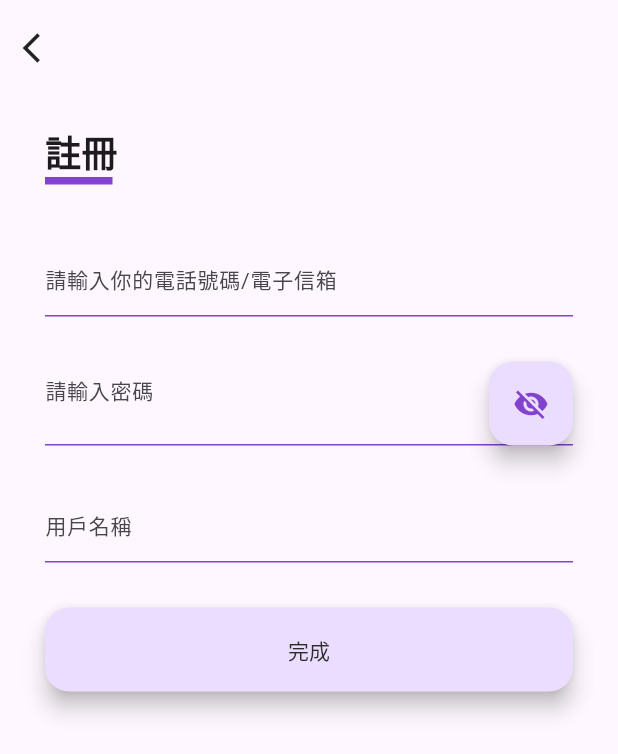
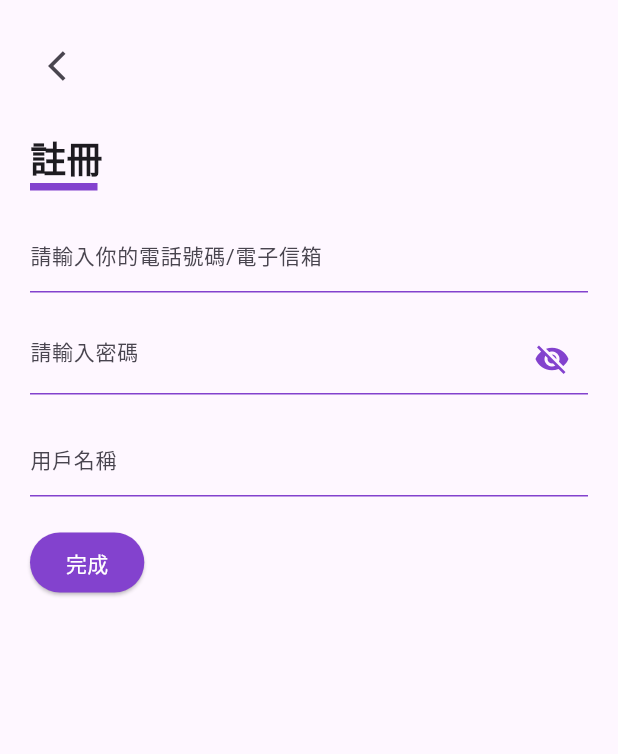
Before and after one commit to linzhean/GOENG, a Flutter app: the SignUpPage screen opened directly, on a phone screen of 412 x 824 dp. Shown: the top 754 px of the screen. Run offline on Flutter 3.47's test engine with Material 3 defaults, Android fonts, the phone set to English and light mode, and no system bars.

Commit message:
修正 - 註冊內容

```diff
--- a/lib/pages/SingupPage.dart
+++ b/lib/pages/SingupPage.dart
@@ -1,7 +1,6 @@
 import 'package:flutter/material.dart';
 import 'package:goeng/views/ColorTheme.dart';
 
-/// 註冊介面
 class SignUpPage extends StatefulWidget {
   const SignUpPage({Key? key}) : super(key: key);
 
@@ -10,16 +9,9 @@ class SignUpPage extends StatefulWidget {
 }
 
 class _SignUpPageState extends State<SignUpPage> {
-  /// 帳號編輯控制器
   final TextEditingController _controllerEmail = TextEditingController();
-
-  /// 密碼編輯控制器
   final TextEditingController _controllerPassword = TextEditingController();
-
-  /// 用戶名稱
   final TextEditingController _controllerFullname = TextEditingController();
-
-  /// 是否隱藏密碼
   bool isShowPassword = false;
 
   @override
@@ -30,28 +22,21 @@ class _SignUpPageState extends State<SignUpPage> {
     );
   }
 
-  ///
   Widget getBody() {
     return SafeArea(
+      child: SingleChildScrollView(
+        child: Padding(
+          padding: const EdgeInsets.all(20),
           child: Column(
             crossAxisAlignment: CrossAxisAlignment.start,
             children: <Widget>[
-        InkWell(
-            onTap: () {
+              IconButton(
+                icon: const Icon(Icons.arrow_back_ios),
+                onPressed: () {
                   Navigator.pop(context);
                 },
-            child: const Padding(
-              padding: EdgeInsets.only(left: 15, top: 20),
-              child: Icon(Icons.arrow_back_ios),
-            )),
-        Padding(
-          padding: const EdgeInsets.only(left: 30, right: 30),
-          child: Column(
-            crossAxisAlignment: CrossAxisAlignment.start,
-            children: <Widget>[
-              const SizedBox(
-                height: 40,
               ),
+              const SizedBox(height: 20),
               const Text(
                 "註冊",
                 style: TextStyle(fontWeight: FontWeight.bold, fontSize: 24),
@@ -59,93 +44,96 @@ class _SignUpPageState extends State<SignUpPage> {
               Container(
                 width: 45,
                 height: 5,
-                decoration: const BoxDecoration(color: primary),
+                decoration: BoxDecoration(
+                  color: Color.fromARGB(255, 131, 66, 206),
                 ),
-              const SizedBox(
-                height: 40,
               ),
+              const SizedBox(height: 20),
               TextField(
-                cursorColor: primary,
+                cursorColor: Color.fromARGB(255, 131, 66, 206),
                 controller: _controllerEmail,
                 decoration: const InputDecoration(
                   enabledBorder: UnderlineInputBorder(
-                        borderSide: BorderSide(color: primary)),
+                    borderSide:
+                        BorderSide(color: Color.fromARGB(255, 131, 66, 206)),
+                  ),
                   focusedBorder: UnderlineInputBorder(
-                        borderSide: BorderSide(color: primary)),
+                    borderSide:
+                        BorderSide(color: Color.fromARGB(255, 131, 66, 206)),
+                  ),
                   hintText: "請輸入你的電話號碼/電子信箱",
-                    hintStyle: TextStyle(fontSize: 14)),
+                  hintStyle: TextStyle(fontSize: 14),
                 ),
-              const SizedBox(
-                height: 30,
               ),
+              const SizedBox(height: 20),
               TextField(
                 obscureText: !isShowPassword,
-                cursorColor: primary,
+                cursorColor: Color.fromARGB(255, 131, 66, 206),
                 controller: _controllerPassword,
                 decoration: InputDecoration(
+                  hintText: "請輸入密碼",
                   hintStyle: const TextStyle(fontSize: 14),
-                    hintText: "請輸入密碼",
-                    enabledBorder: const UnderlineInputBorder(
-                        borderSide: BorderSide(color: primary)),
-                    focusedBorder: const UnderlineInputBorder(
-                        borderSide: BorderSide(color: primary)),
-                    suffixIcon: FloatingActionButton(
+                  enabledBorder: UnderlineInputBorder(
+                    borderSide:
+                        BorderSide(color: Color.fromARGB(255, 131, 66, 206)),
+                  ),
+                  focusedBorder: UnderlineInputBorder(
+                    borderSide:
+                        BorderSide(color: Color.fromARGB(255, 131, 66, 206)),
+                  ),
+                  suffixIcon: IconButton(
                     onPressed: () {
                       setState(() {
                         isShowPassword = !isShowPassword;
                       });
                     },
-                        child: Icon(
-                          isShowPassword
-                              ? Icons.visibility
-                              : Icons.visibility_off,
-                          color: primary,
-                        ))),
+                    icon: Icon(
+                      isShowPassword ? Icons.visibility : Icons.visibility_off,
+                      color: Color.fromARGB(255, 131, 66, 206),
                     ),
-              const SizedBox(
-                height: 30,
                   ),
+                ),
+              ),
+              const SizedBox(height: 20),
               TextField(
-                cursorColor: primary,
+                cursorColor: Color.fromARGB(255, 131, 66, 206),
                 controller: _controllerFullname,
                 decoration: const InputDecoration(
                   enabledBorder: UnderlineInputBorder(
-                      borderSide: BorderSide(color: primary)),
+                    borderSide:
+                        BorderSide(color: Color.fromARGB(255, 131, 66, 206)),
+                  ),
                   focusedBorder: UnderlineInputBorder(
-                      borderSide: BorderSide(color: primary)),
+                    borderSide:
+                        BorderSide(color: Color.fromARGB(255, 131, 66, 206)),
+                  ),
                   hintText: "用戶名稱",
                   hintStyle: TextStyle(fontSize: 14),
                 ),
               ),
-              const SizedBox(
-                height: 30,
+              const SizedBox(height: 20),
+              ElevatedButton(
+                onPressed: () {
+                  signUp();
+                },
+                child: const Text("完成"),
+                style: ElevatedButton.styleFrom(
+                  primary: Color.fromARGB(255, 131, 66, 206),
+                  onPrimary: Colors.white,
                 ),
-              Row(
-                children: <Widget>[
-                  Expanded(
-                    child: FloatingActionButton(
-                        focusColor: primary,
-                        onPressed: () {
-                          signUP();
-                        },
-                        child: const Text(
-                          "完成",
-                          style: TextStyle(color: white),
-                        )),
-                  )
-                ],
               ),
             ],
           ),
-        )
-      ],
-    ));
+        ),
+      ),
+    );
   }
 
-  signUP() {
+  void signUp() {
     String email = _controllerEmail.text;
     String password = _controllerPassword.text;
     String fullName = _controllerFullname.text;
-    print("$email, $password, $fullName");
+
+    print("註冊成功！Email: $email | 密碼: $password | 姓名: $fullName");
   }
 }
```
Lines whose indentation alone changed are shown as unchanged.
